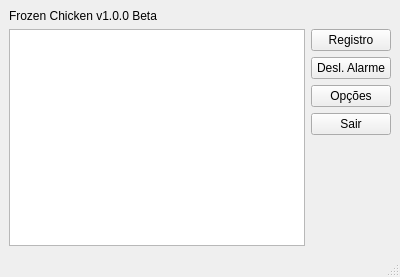
First picture: the form in frozenchicken.ui, repository BrenoMartinsDeOliveiraVasconcelos/FrozenChicken, before the edit.
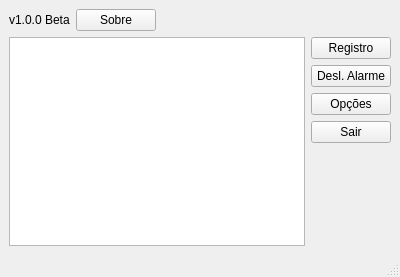
Second picture: the form after the edit.

Patch:
```diff
--- a/frozenchicken.ui
+++ b/frozenchicken.ui
@@ -22,11 +22,35 @@
   <widget class="QWidget" name="centralwidget">
    <layout class="QVBoxLayout" name="verticalLayout">
     <item>
-     <widget class="QLabel" name="ver">
-      <property name="text">
-       <string>Frozen Chicken v1.0.0 Beta</string>
-      </property>
-     </widget>
+     <layout class="QHBoxLayout" name="horizontalLayout">
+      <item>
+       <widget class="QLabel" name="label">
+        <property name="text">
+         <string>v1.0.0 Beta</string>
+        </property>
+       </widget>
+      </item>
+      <item>
+       <widget class="QPushButton" name="sobre">
+        <property name="text">
+         <string>Sobre</string>
+        </property>
+       </widget>
+      </item>
+      <item>
+       <spacer name="horizontalSpacer">
+        <property name="orientation">
+         <enum>Qt::Horizontal</enum>
+        </property>
+        <property name="sizeHint" stdset="0">
+         <size>
+          <width>40</width>
+          <height>20</height>
+         </size>
+        </property>
+       </spacer>
+      </item>
+     </layout>
     </item>
     <item>
      <layout class="QHBoxLayout" name="horizontalLayout_2">
```
